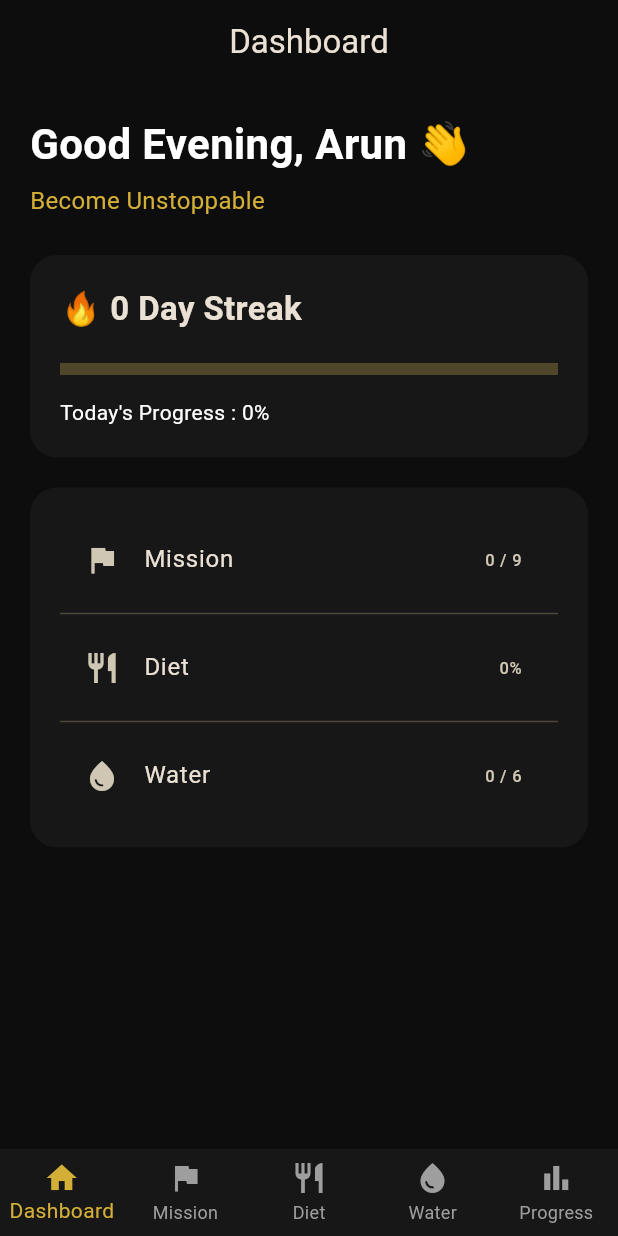
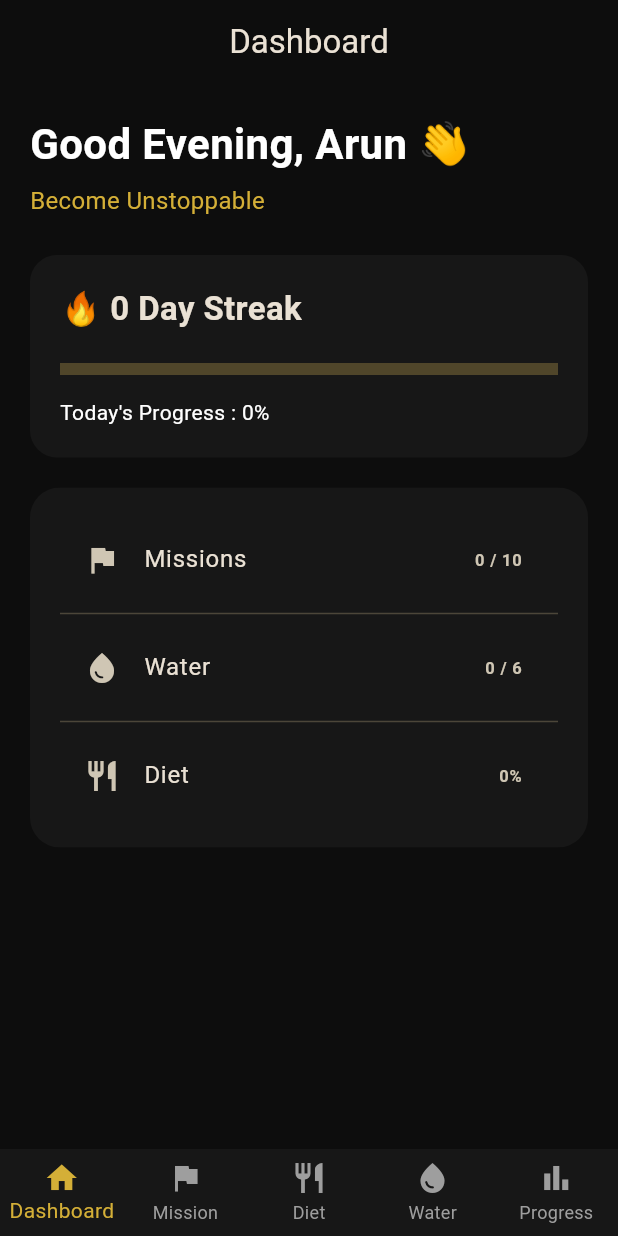
Before and after one commit to Arunnithis/shadyos, a Flutter app: the screen it shows after launch, on a phone screen of 412 x 824 dp. Run offline on Flutter 3.47's test engine with Material 3 defaults, Android fonts, the phone set to English and light mode, and no system bars; our stand-ins replace flutter_riverpod, hive, hive_flutter; accounts and stored records are empty.

Commit message:
feat(mission): implement Riverpod mission state 2

```diff
--- a/lib/features/dashboard/screens/dashboard_screen.dart
+++ b/lib/features/dashboard/screens/dashboard_screen.dart
@@ -1,33 +1,42 @@
 import 'package:flutter/material.dart';
+import 'package:flutter_riverpod/flutter_riverpod.dart';
+
 import 'package:shady_os/core/theme/app_colors.dart';
 import 'package:shady_os/features/dashboard/widgets/greeting_section.dart';
 import 'package:shady_os/features/dashboard/widgets/progress_card.dart';
-import 'package:shady_os/features/dashboard/widgets/summary_card.dart';
+import 'package:shady_os/features/dashboard/widgets/dashboard_summary_card.dart';
+import 'package:shady_os/features/mission/providers/mission_notifier.dart';
 
-class DashboardScreen extends StatelessWidget {
+class DashboardScreen extends ConsumerWidget {
   const DashboardScreen({super.key});
 
   @override
-  Widget build(BuildContext context) {
+  Widget build(BuildContext context, WidgetRef ref) {
+    final missions = ref.watch(missionNotifierProvider);
+
+    final completed = missions.where((m) => m.completed).length;
+    final total = missions.length;
+
     return Scaffold(
       backgroundColor: AppColors.background,
-
       appBar: AppBar(title: const Text("Dashboard")),
-
-      body: const SingleChildScrollView(
-        padding: EdgeInsets.all(20),
+      body: SingleChildScrollView(
+        padding: const EdgeInsets.all(20),
         child: Column(
           crossAxisAlignment: CrossAxisAlignment.start,
           children: [
-            GreetingSection(),
+            const GreetingSection(),
 
-            SizedBox(height: 25),
+            const SizedBox(height: 25),
 
-            ProgressCard(),
+            const ProgressCard(),
 
-            SizedBox(height: 20),
+            const SizedBox(height: 20),
 
-            SummaryCard(),
+            DashboardSummaryCard(
+              completedMissions: completed,
+              totalMissions: total,
+            ),
           ],
         ),
       ),
--- /dev/null
+++ b/lib/features/dashboard/widgets/dashboard_summary_card.dart
@@ -0,0 +1,41 @@
+import 'package:flutter/material.dart';
+import 'package:shady_os/core/widgets/primary_card.dart';
+import 'package:shady_os/core/widgets/summary_tile.dart';
+
+class DashboardSummaryCard extends StatelessWidget {
+  final int completedMissions;
+  final int totalMissions;
+
+  const DashboardSummaryCard({
+    super.key,
+    required this.completedMissions,
+    required this.totalMissions,
+  });
+
+  @override
+  Widget build(BuildContext context) {
+    return PrimaryCard(
+      child: Column(
+        children: [
+          SummaryTile(
+            icon: Icons.flag,
+            title: "Missions",
+            value: "$completedMissions / $totalMissions",
+          ),
+
+          const Divider(),
+
+          const SummaryTile(
+            icon: Icons.water_drop,
+            title: "Water",
+            value: "0 / 6",
+          ),
+
+          const Divider(),
+
+          const SummaryTile(icon: Icons.restaurant, title: "Diet", value: "0%"),
+        ],
+      ),
+    );
+  }
+}
--- a/lib/features/dashboard/widgets/summary_card.dart
+++ b/lib/features/dashboard/widgets/summary_card.dart
@@ -1,35 +1,33 @@
 import 'package:flutter/material.dart';
-import 'package:shady_os/core/widgets/dashboard_card.dart';
+import 'package:shady_os/core/widgets/primary_card.dart';
+import 'package:shady_os/core/widgets/summary_tile.dart';
 
 class SummaryCard extends StatelessWidget {
-  const SummaryCard({super.key});
+  final String missionValue;
+  final String waterValue;
+  final String dietValue;
+
+  const SummaryCard({
+    super.key,
+    required this.missionValue,
+    required this.waterValue,
+    required this.dietValue,
+  });
 
   @override
   Widget build(BuildContext context) {
-    return DashboardCard(
-      child: const Column(
+    return PrimaryCard(
+      child: Column(
         children: [
-          ListTile(
-            leading: Icon(Icons.flag),
-            title: Text("Mission"),
-            trailing: Text("0 / 9"),
+          SummaryTile(icon: Icons.flag, title: "Missions", value: missionValue),
+          const Divider(),
+          SummaryTile(
+            icon: Icons.water_drop,
+            title: "Water",
+            value: waterValue,
           ),
-
-          Divider(),
-
-          ListTile(
-            leading: Icon(Icons.restaurant),
-            title: Text("Diet"),
-            trailing: Text("0%"),
-          ),
-
-          Divider(),
-
-          ListTile(
-            leading: Icon(Icons.water_drop),
-            title: Text("Water"),
-            trailing: Text("0 / 6"),
-          ),
+          const Divider(),
+          SummaryTile(icon: Icons.restaurant, title: "Diet", value: dietValue),
         ],
       ),
     );
```
